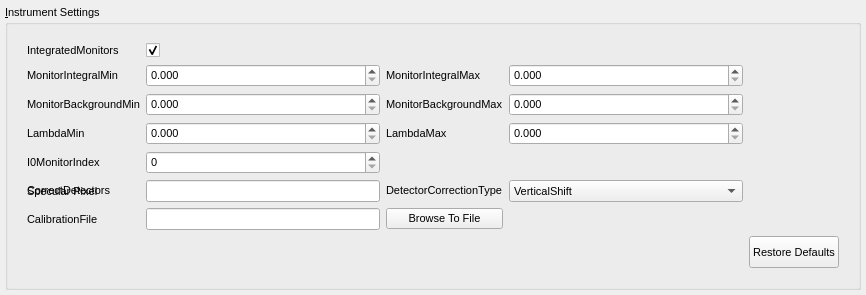
The window that qt/scientific_interfaces/ISISReflectometry/GUI/Instrument/InstrumentWidget.ui (mantidproject/mantid) describes before a commit, drawn with Qt 5.
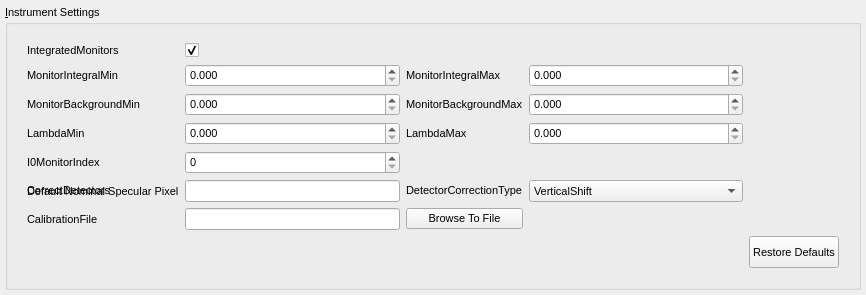
The same window after the commit.

Commit message: add functionality to specify nominal and actual pixel using the refl interface

```diff
--- a/qt/scientific_interfaces/ISISReflectometry/GUI/Instrument/InstrumentWidget.ui
+++ b/qt/scientific_interfaces/ISISReflectometry/GUI/Instrument/InstrumentWidget.ui
@@ -291,7 +291,7 @@
         <item row="6" column="0">
          <widget class="QLabel" name="specularPixelLabel">
           <property name="text">
-           <string>Specular Pixel</string>
+           <string>Default Nominal Specular Pixel</string>
           </property>
           <property name="visible">
            <bool>false</bool>
```
The commit also changes 40 other files.
